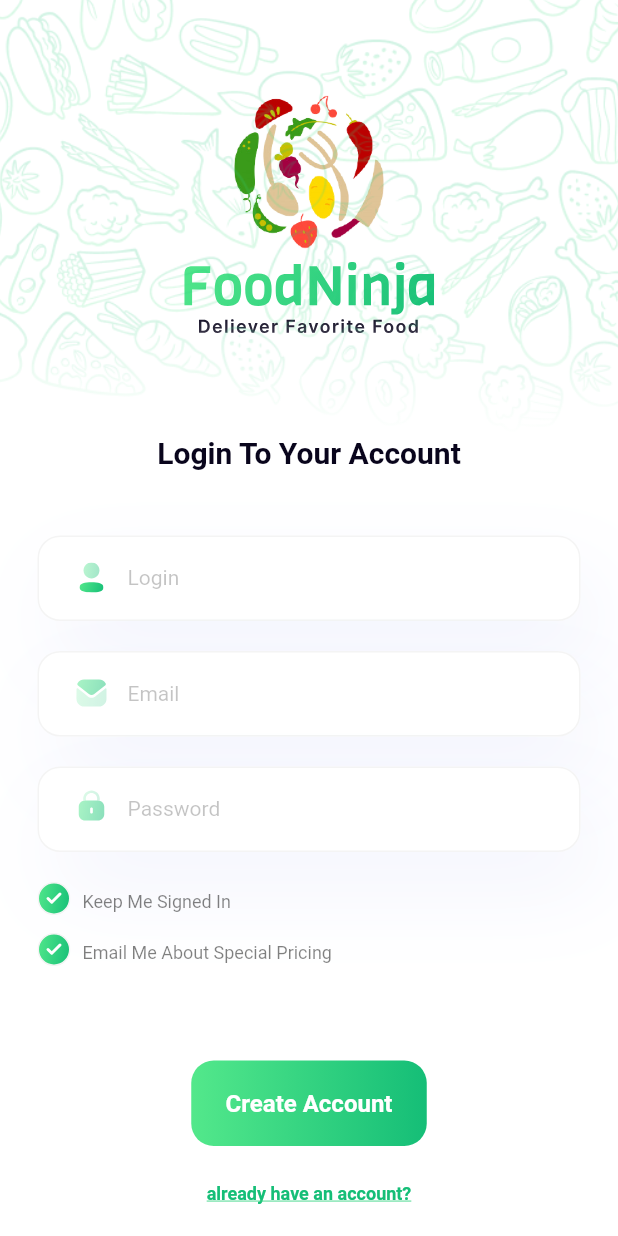
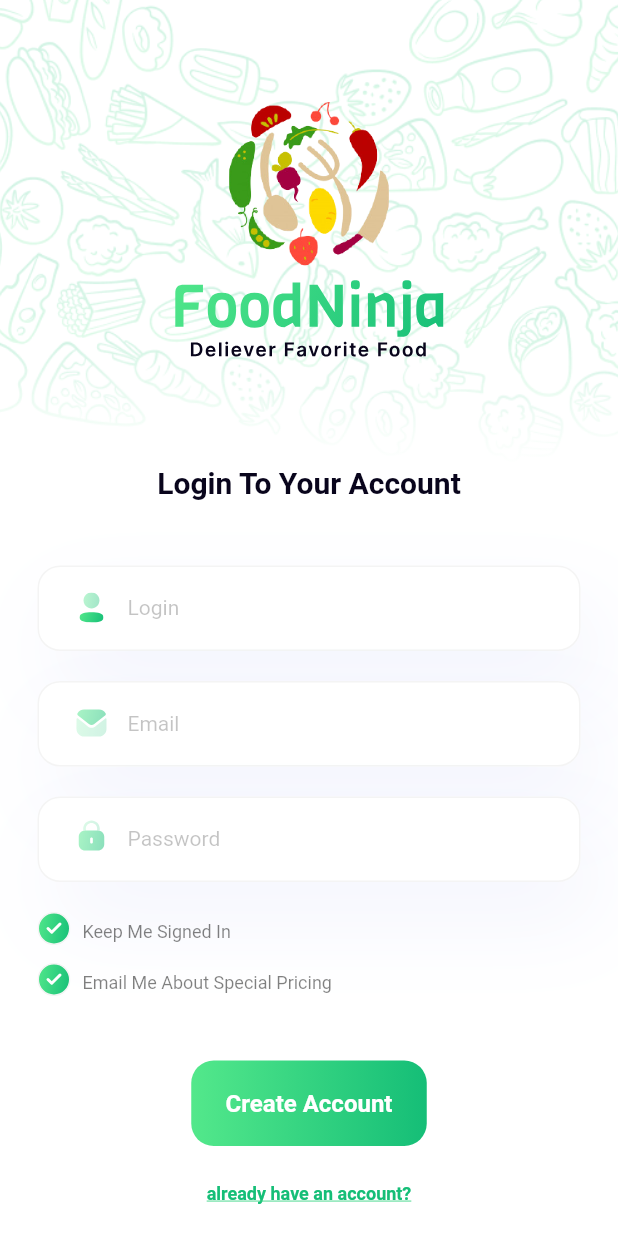
Before and after one commit to koliane/food_ninja, a Flutter app: the RegistrationPage screen opened by its route, on a phone screen of 412 x 824 dp. Run offline on Flutter 3.47's test engine with Material 2 defaults, Android fonts, the phone set to English and light mode, and no system bars; our stand-ins replace flutter_svg, get_it, mobx, moor, moor_flutter; generated files the repository leaves out were written again; project files that could hold a hidden picture were left out.

```diff
--- a/lib/main.dart
+++ b/lib/main.dart
@@ -46,8 +46,9 @@ class MyApp extends StatelessWidget {
       // initialRoute: Routes.readyProfileStatus,
       // initialRoute: Routes.verificationCode,
       // initialRoute: Routes.forgotPassword,
-      initialRoute: Routes.newPassword,
+      // initialRoute: Routes.newPassword,
       // initialRoute: Routes.passwordResetSuccessfulStatus,
+      initialRoute: Routes.main,
       routes: {
         Routes.main: (_) => const MainPage(),
         Routes.splashScreen: (_) => const SplashScreenPage(),
--- a/lib/ui/widgets/components/app_bar/top_app_bar.dart
+++ b/lib/ui/widgets/components/app_bar/top_app_bar.dart
@@ -6,10 +6,13 @@ class TopAppBar extends StatelessWidget {
 
   @override
   Widget build(BuildContext context) {
+    final MediaQueryData data = MediaQuery.of(context);
+    final EdgeInsets padding = data.padding;
+
     return Container(
       padding: EdgeInsets.only(
         left: 25,
-        top: 38
+        top: padding.top == 0 ? 38 : 10 + padding.top
       ),
       child: SvgPicture.asset('assets/images/navigation/back.svg', width: 45,),
     );
--- /dev/null
+++ b/lib/ui/widgets/pages/auth/components/top_screen_content/top_screen_content.dart
@@ -0,0 +1,43 @@
+import 'package:flutter/material.dart';
+import 'package:food_ninja/ui/styles/default/decoration.dart';
+import 'package:food_ninja/ui/widgets/base/logo/logo_label.dart';
+
+class TopScreenContent extends StatelessWidget {
+  final double freeSpace;
+
+  const TopScreenContent({
+    required this.freeSpace,
+    Key? key
+  }) : super(key: key);
+
+  @override
+  Widget build(BuildContext context) {
+    final double logoHeight = freeSpace * 0.6;
+
+    return SizedBox(
+      height: freeSpace,
+      child: Stack(
+        alignment: Alignment.center,
+        clipBehavior: Clip.none,
+        children: [
+
+          Positioned(
+            bottom: 0,
+            child: Container(
+              foregroundDecoration: backgroundPatternGradient,
+              child: Image.asset(
+                'assets/images/background/background_pattern.png',
+                width: 550,
+              ),
+            ),
+          ),
+          SizedBox(
+            height: logoHeight,
+            child: LogoLabel(height: logoHeight),
+          ),
+
+        ],
+      ),
+    );
+  }
+}
--- a/lib/ui/widgets/pages/auth/registration_page.dart
+++ b/lib/ui/widgets/pages/auth/registration_page.dart
@@ -1,14 +1,13 @@
 import 'package:flutter/material.dart';
-import 'package:food_ninja/ui/styles/default/decoration.dart';
 import 'package:food_ninja/ui/styles/default/text_style.dart';
 import 'package:food_ninja/ui/widgets/base/button/primary_button.dart';
 import 'package:food_ninja/ui/widgets/base/button/radio_button.dart';
 import 'package:food_ninja/ui/widgets/base/input/base_text_input.dart';
-import 'package:food_ninja/ui/widgets/base/logo/logo_label.dart';
+import 'package:food_ninja/ui/widgets/pages/auth/components/top_screen_content/top_screen_content.dart';
 import 'package:food_ninja/ui/widgets/scenes/page_scaffold/page_scaffold.dart';
 
 class RegistrationPage extends StatelessWidget {
-  static const double _mainContentHeight = 522;
+  static const double _mainContentHeight = 516;
 
   const RegistrationPage({
     Key? key,
@@ -17,36 +16,15 @@ class RegistrationPage extends StatelessWidget {
   @override
   Widget build(BuildContext context) {
     final double screenHeight = MediaQuery.of(context).size.height;
-    final double logoHeight = (screenHeight - _mainContentHeight) * 0.57;
+    final double topFreeSpace = screenHeight - _mainContentHeight;
 
     return PageScaffold(
-        resizeToAvoidBottomInset: false,
-        body: Column(
+        body: SingleChildScrollView(
+          child: Column(
             children: [
-            Expanded(
-              child: Stack(
-                alignment: Alignment.center,
-                clipBehavior: Clip.none,
+              TopScreenContent(freeSpace: topFreeSpace),
+              Column(
                 children: [
-                  SizedBox(
-                    height: logoHeight,
-                    child: LogoLabel(height: logoHeight),
-                  ),
-
-                  Positioned(
-                    bottom: 0,
-                    child: Container(
-                      foregroundDecoration: backgroundPatternGradient,
-                      child: Image.asset(
-                        'assets/images/background/background_pattern.png',
-                        width: 550,
-                      ),
-                    ),
-                  )
-
-                ],
-              ),
-            ),
                   Text('Login To Your Account', style: Theme.of(context).textTheme.headline4),
                   const SizedBox(height: 43,),
                   Padding(
@@ -67,19 +45,10 @@ class RegistrationPage extends StatelessWidget {
                           const RadioButton(text: 'Keep Me Signed In'),
                           const SizedBox(height: 12),
                           const RadioButton(text: 'Email Me About Special Pricing'),
-
                         ],
                       )
                   ),
 
-            const SizedBox(height: 20,),
-
-            Column(
-              mainAxisSize: MainAxisSize.min,
-              children:[
-
-              ]
-            ),
                   const SizedBox(height: 43,),
 
                   const PrimaryButton('Create Account'),
@@ -90,6 +59,10 @@ class RegistrationPage extends StatelessWidget {
                   )),
                   const SizedBox(height: 20,),
                 ],
+              ),
+
+            ],
+          ),
         )
     );
   }
```
Also changed, not shown: lib/ui/widgets/pages/auth/login_page.dart (+12 -28 lines), lib/ui/widgets/pages/auth/new_password_page.dart (+15 -2 lines), lib/ui/widgets/pages/step_page/step_page.dart (+15 -5 lines). Lines whose indentation alone changed are shown as unchanged.
